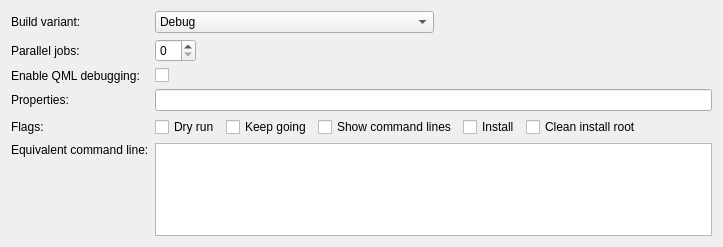
Qt form busyprojectmanager/busybuildstepconfigwidget.ui (Halle-Group/LeanCreator) before a commit.
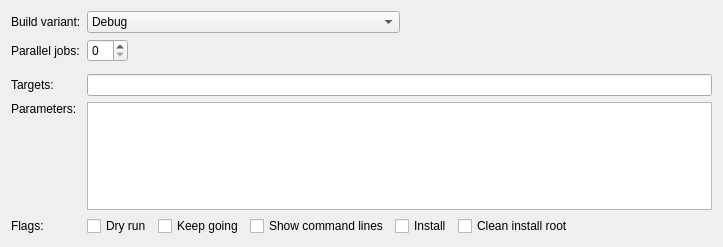
The same form after that commit. Icons and pictures are not drawn. Custom widgets are drawn as their Qt base class.

Commit message: track und consider product enabled state; fixes; params and targets configuartion

```diff
--- a/busyprojectmanager/busybuildstepconfigwidget.ui
+++ b/busyprojectmanager/busybuildstepconfigwidget.ui
@@ -86,63 +86,18 @@
      </item>
     </layout>
    </item>
-   <item row="2" column="0">
-    <widget class="QLabel" name="qmlDebuggingLabel">
-     <property name="text">
-      <string>Enable QML debugging:</string>
-     </property>
-    </widget>
-   </item>
    <item row="2" column="1">
-    <layout class="QHBoxLayout" name="horizontalLayout">
-     <item>
-      <widget class="QCheckBox" name="qmlDebuggingLibraryCheckBox">
-       <property name="text">
-        <string/>
-       </property>
-      </widget>
-     </item>
-     <item>
-      <widget class="QLabel" name="qmlDebuggingWarningIcon">
-       <property name="text">
-        <string/>
-       </property>
-       <property name="pixmap">
-        <pixmap resource="../coreplugin/core.qrc">:/core/images/warning.png</pixmap>
-       </property>
-      </widget>
-     </item>
-     <item>
-      <widget class="QLabel" name="qmlDebuggingWarningText">
-       <property name="text">
-        <string/>
-       </property>
-      </widget>
-     </item>
-     <item>
-      <spacer name="horizontalSpacer">
-       <property name="orientation">
-        <enum>Qt::Horizontal</enum>
-       </property>
-       <property name="sizeHint" stdset="0">
-        <size>
-         <width>40</width>
-         <height>5</height>
-        </size>
-       </property>
-      </spacer>
-     </item>
-    </layout>
+    <layout class="QHBoxLayout" name="horizontalLayout"/>
    </item>
    <item row="3" column="0">
     <widget class="QLabel" name="propertyLabel">
      <property name="text">
-      <string>Properties:</string>
+      <string>Targets:</string>
      </property>
     </widget>
    </item>
    <item row="3" column="1">
-    <widget class="Utils::FancyLineEdit" name="propertyEdit">
+    <widget class="Utils::FancyLineEdit" name="targetsEdit">
      <property name="toolTip">
       <string>Properties to pass to the project.</string>
      </property>
@@ -151,14 +106,14 @@
      </property>
     </widget>
    </item>
-   <item row="4" column="0">
+   <item row="5" column="0">
     <widget class="QLabel" name="flagsLabel">
      <property name="text">
       <string>Flags:</string>
      </property>
     </widget>
    </item>
-   <item row="4" column="1">
+   <item row="5" column="1">
     <layout class="QHBoxLayout" name="horizontalLayout_2">
      <item>
       <widget class="QCheckBox" name="dryRunCheckBox">
@@ -216,23 +171,23 @@
      </item>
     </layout>
    </item>
-   <item row="5" column="0">
-    <widget class="QLabel" name="commandLineKeyLabel">
+   <item row="4" column="0">
+    <widget class="QLabel" name="parametersKeyLabel">
      <property name="text">
-      <string>Equivalent command line:</string>
+      <string>Parameters:</string>
      </property>
      <property name="alignment">
       <set>Qt::AlignLeading|Qt::AlignLeft|Qt::AlignTop</set>
      </property>
     </widget>
    </item>
-   <item row="5" column="1">
-    <widget class="QPlainTextEdit" name="commandLineTextEdit">
+   <item row="4" column="1">
+    <widget class="QPlainTextEdit" name="parametersTextEdit">
      <property name="undoRedoEnabled">
       <bool>false</bool>
      </property>
      <property name="readOnly">
-      <bool>true</bool>
+      <bool>false</bool>
      </property>
      <property name="plainText">
       <string notr="true"/>
```
Left out of the diff: 15 changed lines with no effect on the pictures. The commit also changes 15 other files.
